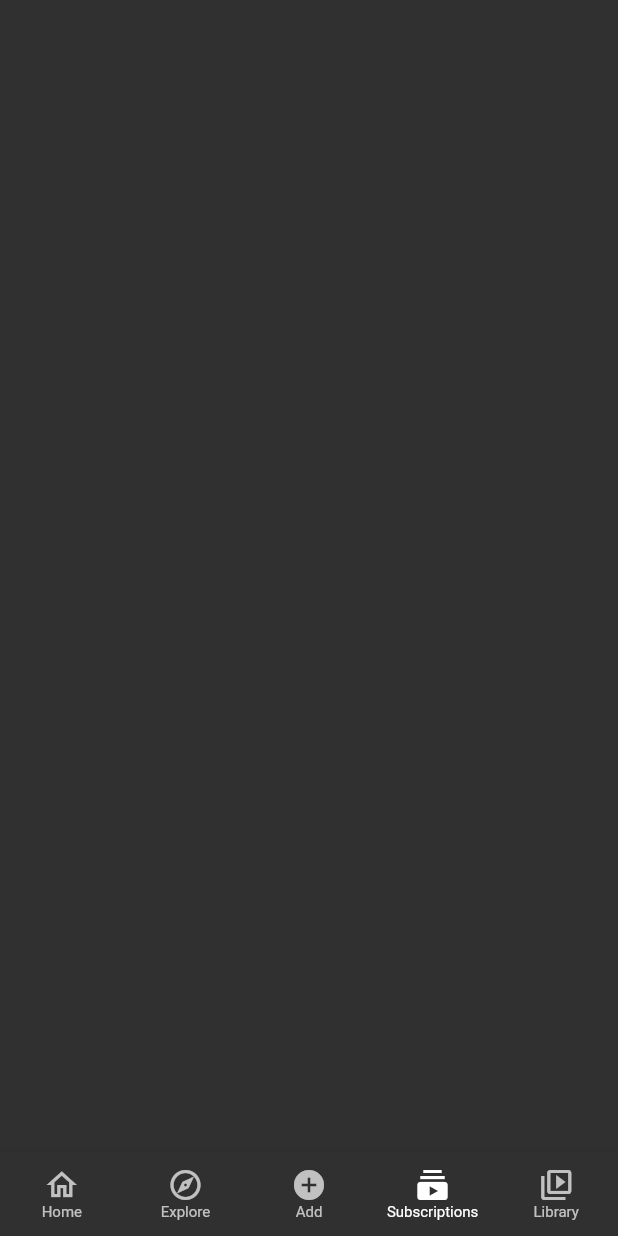
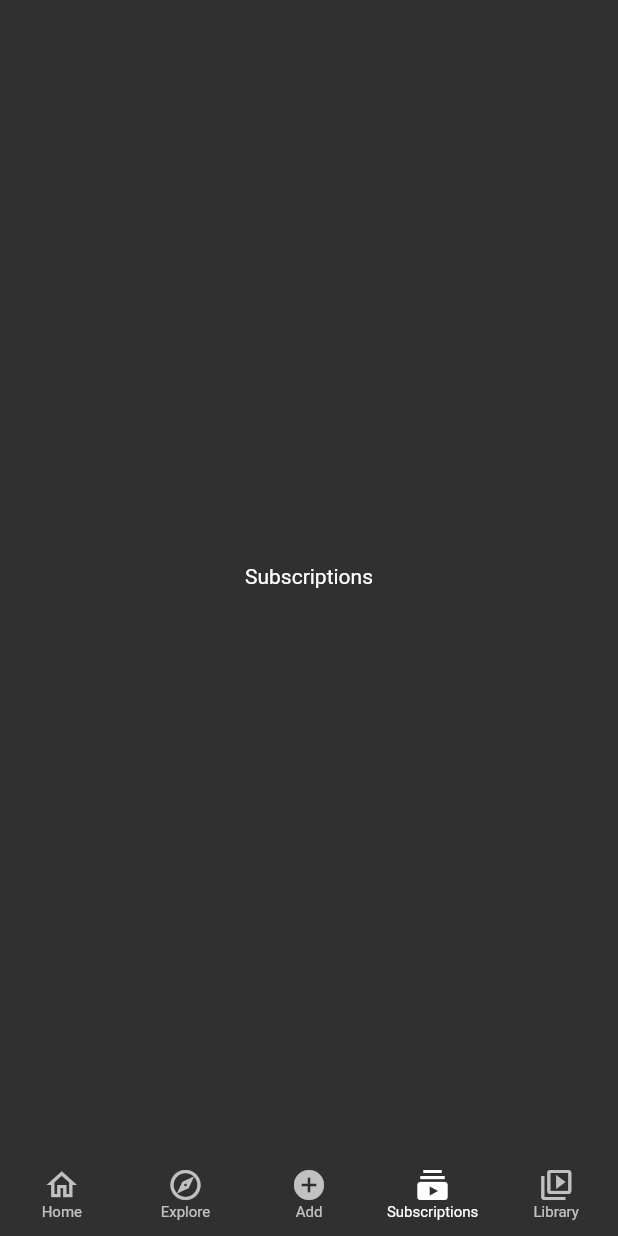
Before and after one commit to theJohnCode/flutter_youtube_clone, a Flutter app: the screen it shows after launch, item 4 of the bottom bar chosen, on a phone screen of 412 x 824 dp. Run offline on Flutter 3.47's test engine with Material 2 defaults, Android fonts, the phone set to English and light mode, and no system bars.

```diff
--- /dev/null
+++ b/lib/screens/home_screens.dart
@@ -0,0 +1,10 @@
+import 'package:flutter/material.dart';
+
+class HomeScreen extends StatelessWidget {
+  const HomeScreen({super.key});
+
+  @override
+  Widget build(BuildContext context) {
+    return const Scaffold();
+  }
+}
--- a/lib/screens/nav_screens.dart
+++ b/lib/screens/nav_screens.dart
@@ -1,4 +1,5 @@
 import 'package:flutter/material.dart';
+import 'package:flutter_youtube_clone/screens/home_screens.dart';
 
 class NavScreen extends StatefulWidget {
   const NavScreen({super.key});
@@ -9,9 +10,32 @@ class NavScreen extends StatefulWidget {
 
 class _NavScreenState extends State<NavScreen> {
   int selectedIndex = 0;
+
+  final _screens = [
+    const HomeScreen(),
+    const Scaffold(body: Center(child: Text('Explore'))),
+    const Scaffold(body: Center(child: Text('Add'))),
+    const Scaffold(body: Center(child: Text('Subscriptions'))),
+    const Scaffold(body: Center(child: Text('Library'))),
+  ];
   @override
   Widget build(BuildContext context) {
     return Scaffold(
+      body: Stack(
+        children: _screens
+            .asMap()
+            .map(
+              (i, screen) => MapEntry(
+                i,
+                Offstage(
+                  offstage: selectedIndex != i,
+                  child: screen,
+                ),
+              ),
+            )
+            .values
+            .toList(),
+      ),
       bottomNavigationBar: BottomNavigationBar(
         type: BottomNavigationBarType.fixed,
         selectedFontSize: 10,
```
